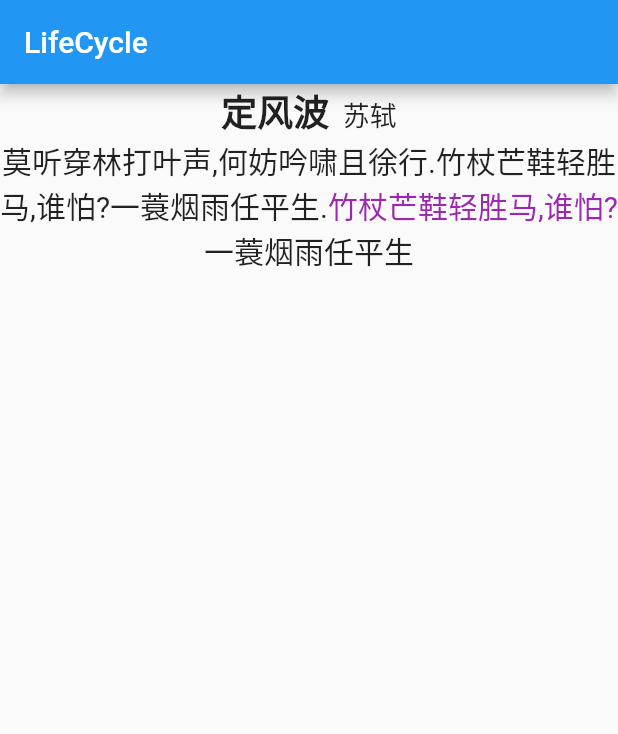
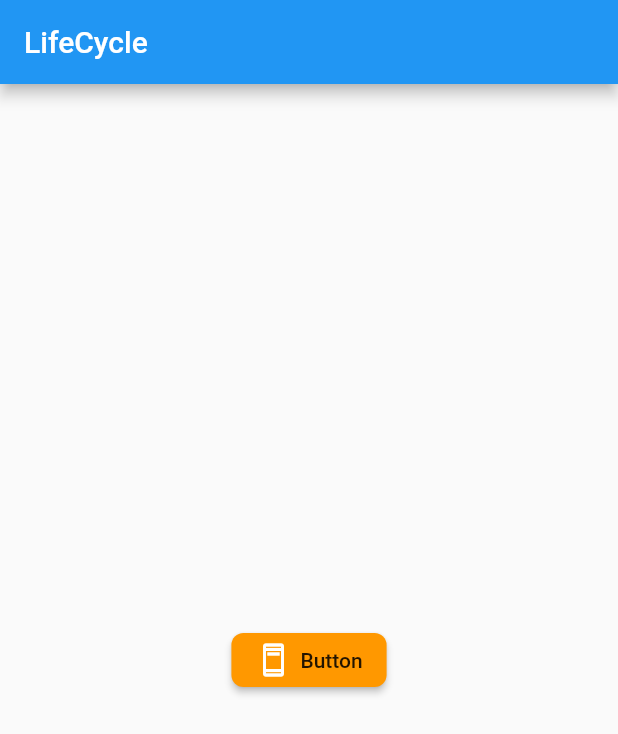
Before and after one commit to Panda296/flutter_app, a Flutter app: the screen it shows after launch, on a phone screen of 412 x 824 dp. Shown: the top 734 px of the screen. Run offline on Flutter 3.47's test engine with Material 2 defaults, Android fonts, the phone set to English and light mode, and no system bars.

Commit message:
几种Button的使用,及自定义Button,添加圆角,Row改变默认占据一整行的效果

```diff
--- a/lib/main.dart
+++ b/lib/main.dart
@@ -21,7 +21,7 @@ class MyApp extends StatelessWidget {
 class HomeContent extends StatelessWidget {
   @override
   Widget build(BuildContext context) {
-    return TextRichDemo();
+    return CustomButton();
   }
 }
 
@@ -69,3 +69,52 @@ class TextRichDemo extends StatelessWidget {
     );
   }
 }
+
+class ButtonDemo extends StatelessWidget {
+  @override
+  Widget build(BuildContext context) {
+    return Column(
+      children: [
+        RaisedButton(
+            child: Text("RaisedButton"),
+            onPressed: () => print("RaisedButton")),
+        FlatButton(
+            child: Text("FlatButton"), onPressed: () => print("FlatButton")),
+        OutlineButton(
+            child: Text("OutlineButton"),
+            onPressed: () => print("OutlineButton")),
+        FloatingActionButton(
+            child: Text("FloatingActionButton"),
+            onPressed: () => print("FloatingActionButton")),
+      ],
+    );
+  }
+}
+
+class CustomButton extends StatelessWidget {
+  @override
+  Widget build(BuildContext context) {
+    return Center(
+      child: RaisedButton(
+        color: Colors.orange,
+        child: Row(
+          // 这个属性表示尽可能小,不加的话默认 Row 会占据一行
+          mainAxisSize: MainAxisSize.min,
+          children: [
+            Icon(
+              Icons.ad_units_outlined,
+              color: Colors.white,
+            ),
+            SizedBox(
+              width: 6,
+            ),
+            Text("Button"),
+          ],
+        ),
+        onPressed: () => print("object"),
+        // 通过 shape 属性来添加圆角
+        shape: RoundedRectangleBorder(borderRadius: BorderRadius.circular(8)),
+      ),
+    );
+  }
+}
```
